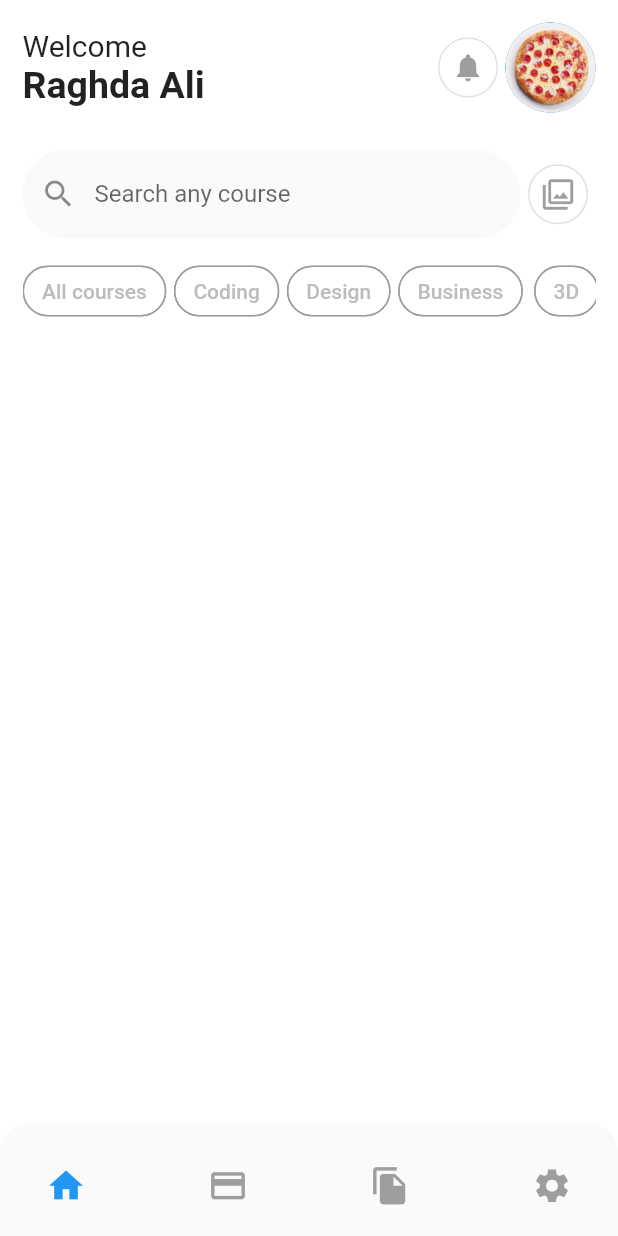
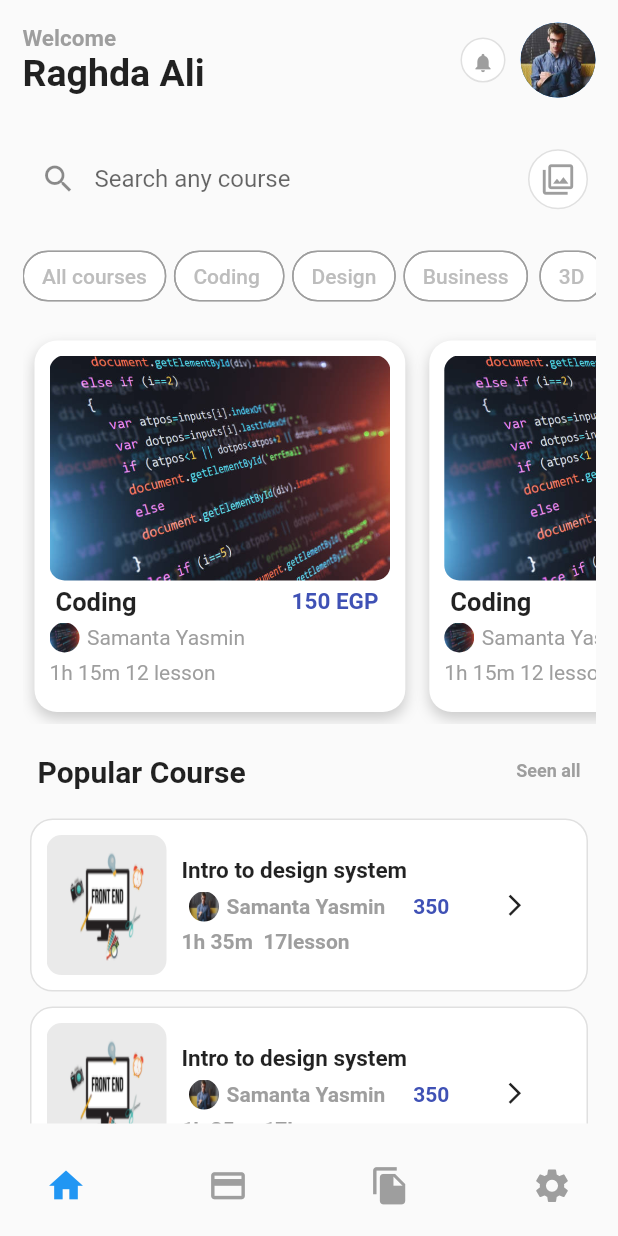
Before and after one commit to raghda-ali/UI-Designs, a Flutter app: the screen it shows after launch, on a phone screen of 412 x 824 dp. Run offline on Flutter 3.47's test engine with Material 2 defaults, Android fonts, the phone set to English and light mode, and no system bars; our stand-ins replace auto_size_text, bloc, device_preview, flutter_bloc, smooth_page_indicator.

Commit message:
add popular courses list

```diff
--- a/lib/data/models/course_model.dart
+++ b/lib/data/models/course_model.dart
@@ -12,7 +12,7 @@ class CourseModel {
 List<CourseModel> courses = [
   CourseModel(name: "All courses", ),
       // isSelected: true),
-  CourseModel(name: "Coding",),
+  CourseModel(name: "Coding ",),
       // isSelected: false),
   CourseModel(name: "Design",),
       // isSelected: false),
--- a/lib/presentation/screens/challenge2/widgets/card_page_view.dart
+++ b/lib/presentation/screens/challenge2/widgets/card_page_view.dart
@@ -2,7 +2,7 @@ import 'package:flutter/material.dart';
 import 'package:flutter_bloc/flutter_bloc.dart';
 import 'package:smooth_page_indicator/smooth_page_indicator.dart';
 import 'package:ui_design/business_logic/cubits/page_view/page_view_cubit.dart';
-import 'package:ui_design/resoures.dart';
+import 'package:ui_design/resources.dart';
 
 class CardPageView extends StatelessWidget {
   const CardPageView({Key? key}) : super(key: key);
--- a/lib/presentation/screens/challenge3/online_courses.dart
+++ b/lib/presentation/screens/challenge3/online_courses.dart
@@ -1,132 +1,78 @@
-import 'package:flutter/cupertino.dart';
 import 'package:flutter/material.dart';
-import 'package:flutter_bloc/flutter_bloc.dart';
-import 'package:ui_design/business_logic/cubits/courses/courses_cubit.dart';
 import 'package:ui_design/data/models/course_model.dart';
+import 'package:ui_design/presentation/screens/challenge3/widgets/app_bar_widget.dart';
+import 'package:ui_design/presentation/screens/challenge3/widgets/course_item.dart';
 import 'package:ui_design/presentation/screens/challenge3/widgets/filter_items.dart';
-import 'package:ui_design/resoures.dart';
+import 'package:ui_design/presentation/screens/challenge3/widgets/popular_course.dart';
+import 'package:ui_design/presentation/screens/challenge3/widgets/search_text_field.dart';
 
 class OnlineCourses extends StatelessWidget {
   const OnlineCourses({Key? key}) : super(key: key);
 
   @override
   Widget build(BuildContext context) {
-    final courseCubit = BlocProvider.of<CoursesCubit>(context);
     return SafeArea(
-      child: Padding(
-        padding: const EdgeInsets.all(15),
-        child: Column(
-          children: [
-            Row(
-              mainAxisAlignment: MainAxisAlignment.spaceBetween,
-              children: [
-                Column(
-                  crossAxisAlignment: CrossAxisAlignment.start,
+      child: SingleChildScrollView(
+        child: Container(
+          padding: const EdgeInsets.all(15.0),
+          child: Column(
+            children: [
+              const AppBarWidget(),
+              const SearchTextField(),
+              SizedBox(
+                height: 70,
+                child: ListView.builder(
+                  shrinkWrap: true,
+                  scrollDirection: Axis.horizontal,
+                  itemCount: courses.length,
+                  itemBuilder: (context, index) => FilterItems(
+                    courseName: courses[index].name,
+                  ),
+                ),
+              ),
+              SizedBox(
+                height: MediaQuery.of(context).size.height * 0.32,
+                child: ListView.builder(
+                  shrinkWrap: true,
+                  scrollDirection: Axis.horizontal,
+                  itemCount: 3,
+                  itemBuilder: (context, index) => const CourseItem(),
+                ),
+              ),
+              Padding(
+                padding: const EdgeInsets.only(
+                    top: 20, right: 10, left: 10, bottom: 15),
+                child: Row(
+                  mainAxisAlignment: MainAxisAlignment.spaceBetween,
                   children: const [
                     Text(
-                      "Welcome",
+                      "Popular Course",
                       style: TextStyle(
+                        fontWeight: FontWeight.bold,
                         fontSize: 20,
                       ),
                     ),
                     Text(
-                      "Raghda Ali",
+                      "Seen all",
                       style: TextStyle(
                         fontWeight: FontWeight.bold,
-                        fontSize: 25,
+                        fontSize: 12,
+                        color: Colors.grey,
                       ),
                     ),
                   ],
                 ),
-                Row(
-                  children: [
-                    Container(
-                      height: 40,
-                      decoration: BoxDecoration(
-                          color: Colors.white,
-                          shape: BoxShape.circle,
-                          border: Border.all(
-                            color: Colors.grey[300]!,
-                          )),
-                      child: IconButton(
-                        onPressed: () {},
-                        icon: const Icon(
-                          Icons.notifications,
-                          size: 22,
-                          color: Colors.grey,
-                        ),
-                      ),
-                    ),
-                    const CircleAvatar(
-                      backgroundImage: AssetImage(Resources.pizza),
-                      radius: 30,
-                    ),
-                  ],
-                )
-              ],
-            ),
-            SizedBox(
-              height: 25,
-            ),
-            Row(
-              mainAxisAlignment: MainAxisAlignment.spaceBetween,
-              children: [
-                Expanded(
-                  child: TextField(
-                    decoration: InputDecoration(
-                      labelText: "Search any course",
-                      fillColor: Colors.grey[50],
-                      filled: true,
-                      prefixIcon: const Icon(Icons.search_outlined),
-                      border: OutlineInputBorder(
-                        borderRadius: BorderRadius.circular(30),
-                      ),
-                      focusedBorder: OutlineInputBorder(
-                        borderSide: const BorderSide(color: Colors.white),
-                        borderRadius: BorderRadius.circular(25.7),
-                      ),
-                      enabledBorder: OutlineInputBorder(
-                        borderSide: const BorderSide(
-                          color: Colors.transparent,
-                        ),
-                        borderRadius: BorderRadius.circular(30),
-                      ),
-                    ),
-                  ),
-                ),
-                Container(
-                  height: 40,
-                  decoration: BoxDecoration(
-                      color: Colors.white,
-                      shape: BoxShape.circle,
-                      border: Border.all(
-                        color: Colors.grey[300]!,
-                      )),
-                  child: IconButton(
-                    onPressed: () {},
-                    icon: const Icon(
-                      Icons.filter,
-                      size: 22,
-                      color: Colors.grey,
-                    ),
-                  ),
-                ),
-              ],
-            ),
-            SizedBox(
-              height: 70,
-              width: MediaQuery.of(context).size.width,
-              child: ListView.builder(
-                shrinkWrap: true,
-                scrollDirection: Axis.horizontal,
-                itemCount: courses.length,
-                itemBuilder: (context, index) => FilterItems(
-                  courseName: courses[index].name,
+              ),
+              SizedBox(
+                height: MediaQuery.of(context).size.height,
+                child: ListView.builder(
+                  shrinkWrap: true,
+                  itemCount: 3,
+                  itemBuilder: (context, index) => const PopularCourse(),
                 ),
               ),
-            ),
-
-          ],
+            ],
+          ),
         ),
       ),
     );
--- /dev/null
+++ b/lib/presentation/screens/challenge3/widgets/app_bar_widget.dart
@@ -0,0 +1,65 @@
+import 'package:flutter/material.dart';
+import 'package:ui_design/resources.dart';
+
+class AppBarWidget extends StatelessWidget {
+  const AppBarWidget({Key? key}) : super(key: key);
+
+  @override
+  Widget build(BuildContext context) {
+    return Row(
+      mainAxisAlignment: MainAxisAlignment.spaceBetween,
+      children: [
+        Column(
+          crossAxisAlignment: CrossAxisAlignment.start,
+          children:[
+            const Text(
+              "Welcome",
+              style: TextStyle(
+                fontSize: 15,
+                color: Colors.grey,
+                fontWeight: FontWeight.bold,
+              ),
+            ),
+            SizedBox(
+              width: MediaQuery.of(context).size.width * 0.6,
+              child: const Text(
+                "Raghda Ali",
+                overflow: TextOverflow.ellipsis,
+                maxLines: 1,
+                style: TextStyle(
+                  fontWeight: FontWeight.bold,
+                  fontSize: 25,
+                ),
+              ),
+            ),
+          ],
+        ),
+        Row(
+          children: [
+            Container(
+              height: 30,
+              decoration: BoxDecoration(
+                  color: Colors.white,
+                  shape: BoxShape.circle,
+                  border: Border.all(
+                    color: Colors.grey[300]!,
+                  )),
+              child: IconButton(
+                onPressed: () {},
+                icon: const Icon(
+                  Icons.notifications,
+                  size: 15,
+                  color: Colors.grey,
+                ),
+              ),
+            ),
+            const CircleAvatar(
+              backgroundImage: AssetImage(Resources.person),
+              radius: 25,
+            ),
+          ],
+        ),
+      ],
+    );
+  }
+}
--- /dev/null
+++ b/lib/presentation/screens/challenge3/widgets/course_item.dart
@@ -0,0 +1,113 @@
+import 'package:flutter/material.dart';
+import 'package:ui_design/resources.dart';
+
+class CourseItem extends StatelessWidget {
+  const CourseItem({Key? key}) : super(key: key);
+
+  @override
+  Widget build(BuildContext context) {
+    return Container(
+      padding: const EdgeInsets.all(10),
+      margin: const EdgeInsets.all(8),
+      width: MediaQuery.of(context).size.width * 0.6,
+      decoration: BoxDecoration(
+        color: Colors.white,
+        borderRadius: BorderRadius.circular(15),
+        boxShadow: [
+          BoxShadow(
+            color: Colors.grey.withOpacity(0.5),
+            blurRadius: 7,
+            offset: const Offset(0, 4), // changes position of shadow
+          ),
+        ],
+      ),
+      child: Column(
+        crossAxisAlignment: CrossAxisAlignment.start,
+        children: [
+          Container(
+            height: 150,
+            decoration: BoxDecoration(
+              borderRadius: BorderRadius.circular(10),
+              image: const DecorationImage(
+                image: AssetImage(Resources.coding),
+                fit: BoxFit.fill,
+              ),
+            ),
+          ),
+          Padding(
+            padding: const EdgeInsets.all(4.0),
+            child: Row(
+              mainAxisAlignment: MainAxisAlignment.spaceBetween,
+              children: [
+                SizedBox(
+                  width: MediaQuery.of(context).size.width * 0.3,
+                  child: const Text(
+                    "Coding",
+                    overflow: TextOverflow.ellipsis,
+                    style: TextStyle(
+                      fontWeight: FontWeight.bold,
+                      fontSize: 17,
+                    ),
+                  ),
+                ),
+                SizedBox(
+                  width: MediaQuery.of(context).size.width * 0.15,
+                  child: const Text(
+                    "150 EGP",
+                    overflow: TextOverflow.ellipsis,
+                    style: TextStyle(
+                      fontSize: 15,
+                      color: Colors.indigo,
+                      fontWeight: FontWeight.bold,
+                    ),
+                  ),
+                ),
+              ],
+            ),
+          ),
+          Row(
+            children: [
+              Container(
+                height: 20,
+                width: 20,
+                decoration: const BoxDecoration(
+                  image: DecorationImage(
+                    image: AssetImage(Resources.coding),
+                    fit: BoxFit.fill,
+                  ),
+                  shape: BoxShape.circle,
+                ),
+              ),
+              const SizedBox(
+                width: 5,
+              ),
+              SizedBox(
+                width: MediaQuery.of(context).size.width * 0.4,
+                child: const Text(
+                  "Samanta Yasmin",
+                  overflow: TextOverflow.ellipsis,
+                  style: TextStyle(
+                    color: Colors.grey,
+                  ),
+                ),
+              ),
+            ],
+          ),
+          const SizedBox(
+            height: 5,
+          ),
+          SizedBox(
+            width: MediaQuery.of(context).size.width * 0.3,
+            child: const Text(
+              "1h 15m 12 lesson",
+              overflow: TextOverflow.ellipsis,
+              style: TextStyle(
+                color: Colors.grey,
+              ),
+            ),
+          ),
+        ],
+      ),
+    );
+  }
+}
--- /dev/null
+++ b/lib/presentation/screens/challenge3/widgets/popular_course.dart
@@ -0,0 +1,126 @@
+import 'package:flutter/material.dart';
+import 'package:ui_design/resources.dart';
+
+class PopularCourse extends StatelessWidget {
+  const PopularCourse({Key? key}) : super(key: key);
+
+  @override
+  Widget build(BuildContext context) {
+    return Container(
+      height: MediaQuery.of(context).size.height * 0.14,
+      padding: const EdgeInsets.all(10),
+      margin: const EdgeInsets.all(5),
+      decoration: BoxDecoration(
+        color: Colors.white,
+        borderRadius: BorderRadius.circular(15),
+        border: Border.all(color: Colors.grey[300]!),
+      ),
+      child: Row(
+        mainAxisAlignment: MainAxisAlignment.spaceBetween,
+        children: [
+          Container(
+            height: 140,
+            width: 80,
+            decoration: BoxDecoration(
+              borderRadius: BorderRadius.circular(10),
+              image: const DecorationImage(
+                image: AssetImage(Resources.webImage),
+                fit: BoxFit.fill,
+              ),
+            ),
+          ),
+          const SizedBox(
+            width: 10,
+          ),
+          Column(
+            crossAxisAlignment: CrossAxisAlignment.start,
+            mainAxisAlignment: MainAxisAlignment.center,
+            children: [
+              SizedBox(
+                width: MediaQuery.of(context).size.width *0.4,
+                child: const Text(
+                  "Intro to design system",
+                  maxLines: 1,
+                  overflow: TextOverflow.ellipsis,
+                  style: TextStyle(
+                    fontSize: 15,
+                    fontWeight: FontWeight.bold,
+                  ),
+                ),
+              ),
+              Row(
+                mainAxisAlignment: MainAxisAlignment.spaceBetween,
+                children: [
+                  Padding(
+                    padding: const EdgeInsets.all(5.0),
+                    child: Row(
+                      children: [
+                        Row(
+                          children: [
+                            Container(
+                              height: 20,
+                              width: 20,
+                              decoration: const BoxDecoration(
+                                image: DecorationImage(
+                                  image: AssetImage(Resources.person),
+                                  fit: BoxFit.fill,
+                                ),
+                                shape: BoxShape.circle,
+                              ),
+                            ),
+                            const SizedBox(
+                              width: 5,
+                            ),
+                            SizedBox(
+                              width: MediaQuery.of(context).size.width * 0.29,
+                              child: const Text(
+                                "Samanta Yasmin",
+                                overflow: TextOverflow.ellipsis,
+                                style: TextStyle(
+                                  color: Colors.grey,
+                                  fontWeight: FontWeight.bold,
+                                ),
+                              ),
+                            ),
+                          ],
+                        ),
+                      ],
+                    ),
+                  ),
+                  const SizedBox(
+                    width: 30,
+                    child: Text(
+                      "350",
+                      maxLines: 1,
+                      overflow: TextOverflow.ellipsis,
+                      style: TextStyle(
+                        fontWeight: FontWeight.bold,
+                        color: Colors.indigo,
+                      ),
+                    ),
+                  ),
+                ],
+              ),
+              const Text(
+                "1h 35m  17lesson",
+                style: TextStyle(
+                  fontWeight: FontWeight.bold,
+                  color: Colors.grey,
+                ),
+              ),
+            ],
+          ),
+          Expanded(
+            child: IconButton(
+              onPressed: () {},
+              icon: const Icon(
+                Icons.arrow_forward_ios_outlined,
+                size: 17,
+              ),
+            ),
+          ),
+        ],
+      ),
+    );
+  }
+}
--- /dev/null
+++ b/lib/presentation/screens/challenge3/widgets/search_text_field.dart
@@ -0,0 +1,57 @@
+import 'package:flutter/material.dart';
+
+class SearchTextField extends StatelessWidget {
+  const SearchTextField({Key? key}) : super(key: key);
+
+  @override
+  Widget build(BuildContext context) {
+    return Padding(
+      padding: const EdgeInsets.only(top: 25,),
+      child: Row(
+        mainAxisAlignment: MainAxisAlignment.spaceBetween,
+        children: [
+          Expanded(
+            child: TextField(
+              decoration: InputDecoration(
+                labelText: "Search any course",
+                fillColor: Colors.grey[50],
+                filled: true,
+                prefixIcon: const Icon(Icons.search_outlined),
+                border: OutlineInputBorder(
+                  borderRadius: BorderRadius.circular(30),
+                ),
+                focusedBorder: OutlineInputBorder(
+                  borderSide: const BorderSide(color: Colors.white),
+                  borderRadius: BorderRadius.circular(25.7),
+                ),
+                enabledBorder: OutlineInputBorder(
+                  borderSide: const BorderSide(
+                    color: Colors.transparent,
+                  ),
+                  borderRadius: BorderRadius.circular(30),
+                ),
+              ),
+            ),
+          ),
+          Container(
+            height: 40,
+            decoration: BoxDecoration(
+                color: Colors.white,
+                shape: BoxShape.circle,
+                border: Border.all(
+                  color: Colors.grey[300]!,
+                )),
+            child: IconButton(
+              onPressed: () {},
+              icon: const Icon(
+                Icons.filter,
+                size: 22,
+                color: Colors.grey,
+              ),
+            ),
+          ),
+        ],
+      ),
+    );
+  }
+}
--- a/lib/resoures.dart
+++ b/lib/resources.dart
@@ -4,5 +4,9 @@ class Resources {
   static const String chicken = "assets/images/chicken.jpg";
   static const String creditCard = "assets/images/credit_card.png";
   static const String card = "assets/images/card.png";
+  static const String design = "assets/images/design.jpg";
+  static const String coding = "assets/images/coding.jpg";
+  static const String person = "assets/images/person.jpg";
+  static const String webImage ="assets/images/web_image.png";
 
 }
--- a/lib/widgets/bottom_bar_screen/bottom_bar_screen.dart
+++ b/lib/widgets/bottom_bar_screen/bottom_bar_screen.dart
@@ -12,7 +12,7 @@ class BottomBarScreen extends StatelessWidget {
     return BlocBuilder<BottomNavigationBarCubit, BottomNavigationBarState>(
       builder: (context, state) {
         return Scaffold(
-          backgroundColor: Colors.white,
+          // backgroundColor: Colors.white,
           body: bottomBarCubit.screens[bottomBarCubit.selectedIndex],
           bottomNavigationBar: const BottomBarWidget(),
         );
--- a/pubspec.yaml
+++ b/pubspec.yaml
@@ -70,6 +70,10 @@ flutter:
     - assets/images/chicken.jpg
     - assets/images/credit_card.png
     - assets/images/card.png
+    - assets/images/design.jpg
+    - assets/images/coding.jpg
+    - assets/images/person.jpg
+    - assets/images/web_image.png
 
   # An image asset can refer to one or more resolution-specific "variants", see
   # https://flutter.dev/assets-and-images/#resolution-aware.
```
Also changed, not shown: assets/images/coding.jpg (added), assets/images/design.jpg (added), assets/images/person.jpg (added), assets/images/web_image.png (added).
